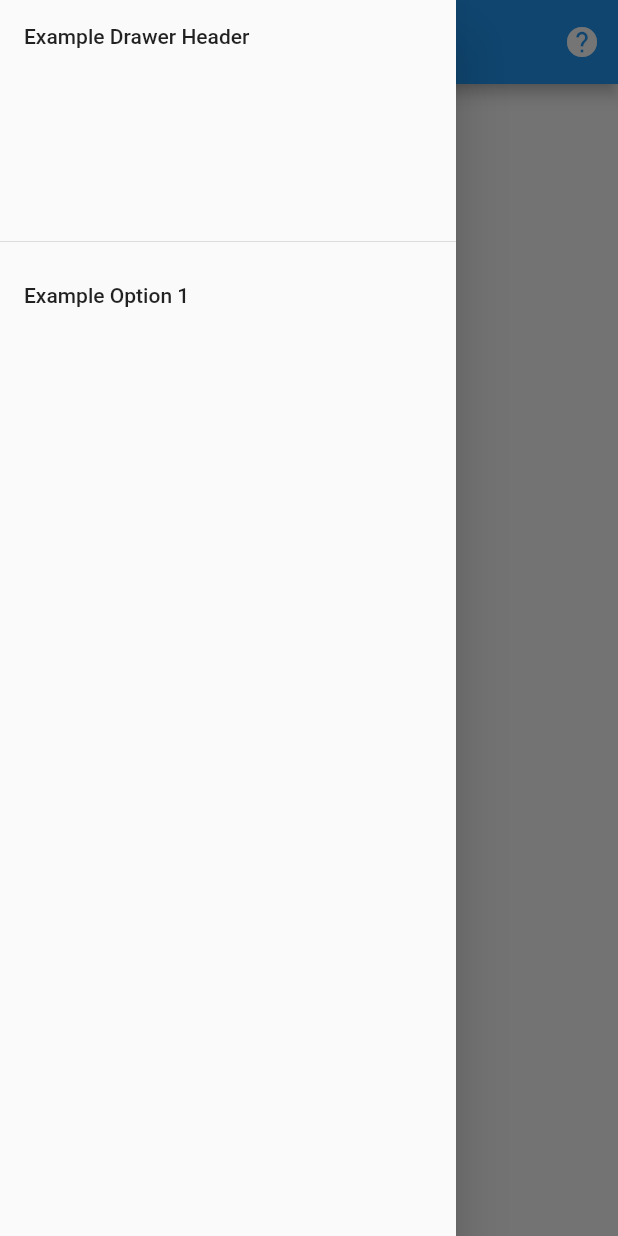
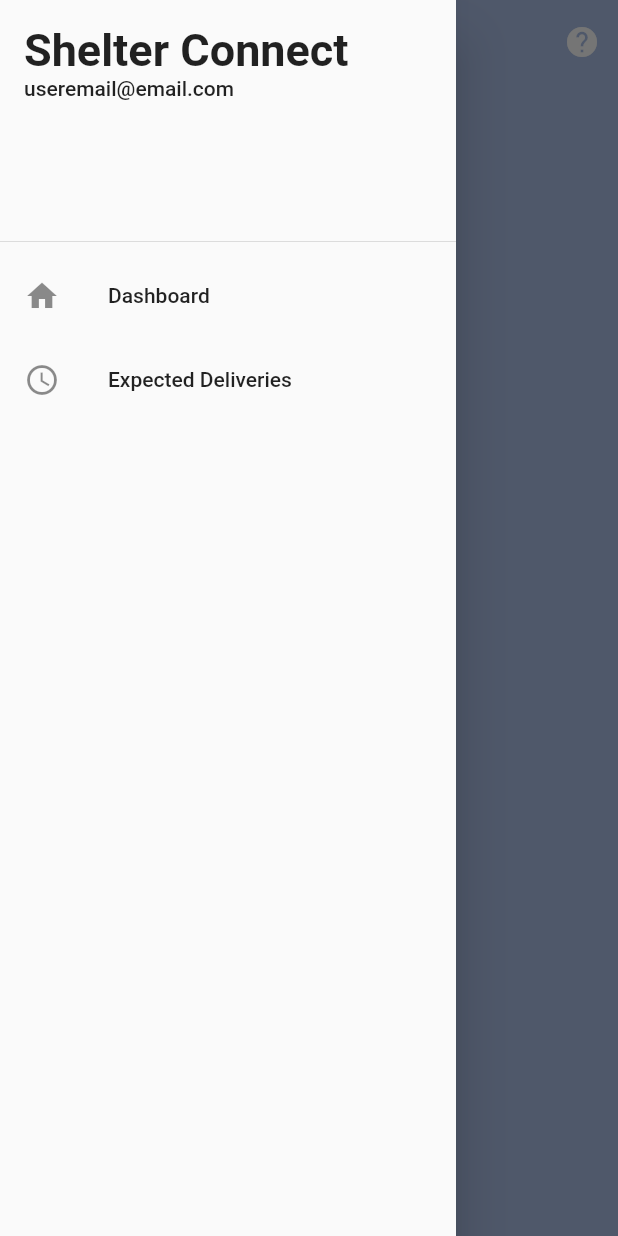
Before and after one commit to Shelter-Connect/phase1, a Flutter app: the screen it shows after launch, with the side drawer open, on a phone screen of 412 x 824 dp. Run offline on Flutter 3.47's test engine with Material 2 defaults, Android fonts, the light colour scheme and no system bars.

Commit message:
Create basic navigation system

```diff
--- a/lib/components/standard_layout.dart
+++ /dev/null
@@ -1,83 +0,0 @@
-import 'package:flutter/material.dart';
-
-class StandardLayout extends StatelessWidget {
-  final String title, drawerHeaderText;
-  final bool menu, help;
-
-  // TODO add more parameters for other things
-  StandardLayout({@required this.title, this.menu=true, this.help=true, this.drawerHeaderText='',});
-
-  @override
-  Widget build(BuildContext context) {
-    return Scaffold(
-      appBar: AppBar(
-        leading: Visibility(
-          child: Builder(
-            builder: (context) => IconButton(
-              icon: Icon(Icons.menu),
-              color: Colors.white,
-              onPressed: () {
-                Scaffold.of(context).openDrawer();
-              },
-            ),
-          ),
-          maintainSize: false,
-          visible: menu,
-        ),
-        title: Text(title),
-        actions: <Widget>[
-          Visibility(
-            child: IconButton(
-              icon: Icon(Icons.help),
-              color: Colors.white,
-              onPressed: () {
-                _helpModalBottomSheet(context);
-              },
-            ),
-            visible: help,
-          ),
-        ],
-      ),
-      // TODO: add body to Scaffold
-      drawer: Drawer(
-        child: ListView(
-          padding: EdgeInsets.zero,
-          children: <Widget>[
-            DrawerHeader(
-              child: Text(drawerHeaderText),
-            ),
-            ListTile( // TODO: add for loop functionality for more options
-              title: Text('Example Option 1'),
-              onTap: () {},
-            ),
-          ],
-        ),
-      ),
-    );
-  }
-
-  void _helpModalBottomSheet(BuildContext context) {
-    showModalBottomSheet(
-      shape: RoundedRectangleBorder(
-        borderRadius: BorderRadius.only(
-          topLeft: Radius.circular(40.0),
-          topRight: Radius.circular(40.0),
-        ),
-      ),
-      context: context,
-      builder: (BuildContext bc) {
-        return Container(
-          height: MediaQuery.of(context).size.height * 0.6,
-          child: Padding(
-            padding: EdgeInsets.all(25.0),
-            child: Column(
-              children: <Widget>[
-                Text('Example help text. Example help text. Example help text. Example help text. Example help text. Example help text. Example help text. Example help text. '),
-              ],
-            ),
-          ),
-        );
-      },
-    );
-  }
-}
--- a/lib/main.dart
+++ b/lib/main.dart
@@ -6,8 +6,8 @@ import 'pages/organization_confirmation_page.dart';
 import 'pages/organization_sign_up_extended_page.dart';
 import 'pages/organization_sign_up_page.dart';
 import 'pages/signup_page.dart';
-import 'pages/example.dart';
 import 'pages/volunteer_confirmation_page.dart';
+import 'pages/shelter_navigation_page.dart';
 import 'pages/volunteer_sign_up_page.dart';
 import 'pages/welcome_page.dart';
 
@@ -28,15 +28,14 @@ class MyApp extends StatelessWidget {
         '/': (_) => WelcomePage(),
         '/login': (_) => LoginPage(),
         '/volunteer_confirmation': (_) => VolunteerConfirmation(),
-        '/example': (_) => ExamplePage(),
-        '/volunteer_confirmation':(_) => VolunteerConfirmation(),
+        '/volunteer_navigation': (_) => OrganizationNavigationPage(),
         '/volunteer_sign_up': (_) => VolunteerSignUp(),
         '/organization_confirmation': (_) => OrganizationConfirmation(),
         '/organization_sign_up': (_) => OrganizationSignUp(),
         '/organization_sign_up_extended': (_) => OrganizationSignUpExtended(),
         '/signup': (_) => SignupPage(),
       },
-      initialRoute: '/example',
+      initialRoute: '/volunteer_navigation',
     );
   }
 }
--- a/lib/pages/example.dart
+++ /dev/null
@@ -1,20 +0,0 @@
-import 'package:flutter/material.dart';
-
-import '../components/standard_layout.dart';
-
-class ExamplePage extends StatefulWidget {
-  @override
-  _ExamplePageState createState() => _ExamplePageState();
-}
-
-class _ExamplePageState extends State<ExamplePage> {
-  @override
-  Widget build(BuildContext context) {
-    return StandardLayout(
-      title: 'Example Title',
-      menu: true,
-      help: true,
-      drawerHeaderText: 'Example Drawer Header',
-    );
-  }
-}
--- /dev/null
+++ b/lib/pages/navigation_tab.dart
@@ -0,0 +1,7 @@
+import 'package:flutter/material.dart';
+
+mixin NavigationTab on StatefulWidget {
+  String get title;
+  IconData get icon;
+  String get helpDescription;
+}
--- /dev/null
+++ b/lib/pages/organization_dashboard_page.dart
@@ -0,0 +1,26 @@
+import 'package:flutter/material.dart';
+
+import 'navigation_tab.dart';
+
+class OrganizationDashboardPage extends StatefulWidget with NavigationTab {
+  @override
+  _OrganizationDashboardPageState createState() => _OrganizationDashboardPageState();
+
+  @override
+  String get helpDescription => 'This is a help description for the organization dashboard.';
+
+  @override
+  // TODO: implement icon
+  IconData get icon => Icons.home;
+
+  @override
+  // TODO: implement title
+  String get title => 'Dashboard';
+}
+
+class _OrganizationDashboardPageState extends State<OrganizationDashboardPage> {
+  @override
+  Widget build(BuildContext context) {
+    return Container();
+  }
+}
--- /dev/null
+++ b/lib/pages/organization_expected_deliveries_page.dart
@@ -0,0 +1,26 @@
+import 'package:flutter/material.dart';
+
+import 'navigation_tab.dart';
+
+class OrganizationExpectedDeliveriesPage extends StatefulWidget with NavigationTab {
+  @override
+  _OrganizationExpectedDeliveriesPageState createState() => _OrganizationExpectedDeliveriesPageState();
+
+  @override
+  String get helpDescription => 'This is a help description for the organization expected deliveries page.';
+
+  @override
+  // TODO: implement icon
+  IconData get icon => Icons.access_time;
+
+  @override
+  // TODO: implement title
+  String get title => 'Expected Deliveries';
+}
+
+class _OrganizationExpectedDeliveriesPageState extends State<OrganizationExpectedDeliveriesPage> {
+  @override
+  Widget build(BuildContext context) {
+    return Container();
+  }
+}
--- /dev/null
+++ b/lib/pages/shelter_navigation_page.dart
@@ -0,0 +1,108 @@
+import 'package:flutter/material.dart';
+
+import 'organization_dashboard_page.dart';
+import 'organization_expected_deliveries_page.dart';
+import 'navigation_tab.dart';
+
+class OrganizationNavigationPage extends StatefulWidget {
+  @override
+  _OrganizationNavigationPageState createState() => _OrganizationNavigationPageState();
+}
+
+class _OrganizationNavigationPageState extends State<OrganizationNavigationPage> {
+  int _selectedIndex = 0;
+  final List<NavigationTab> _pages = [
+    OrganizationDashboardPage(),
+    OrganizationExpectedDeliveriesPage(),
+  ];
+
+  @override
+  Widget build(BuildContext context) {
+    return Scaffold(
+      backgroundColor: Color(0xffacc0e6),
+      appBar: AppBar(
+        title: Text(_pages[_selectedIndex].title),
+        backgroundColor: Color(0xffacc0e6),
+        elevation: 0.0,
+        leading: Builder(
+          builder: (context) => IconButton(
+            icon: Icon(Icons.menu),
+            color: Colors.white,
+            onPressed: () {
+              Scaffold.of(context).openDrawer();
+            },
+          ),
+        ),
+        actions: <Widget>[
+          Visibility(
+            child: IconButton(
+              icon: Icon(Icons.help),
+              color: Colors.white,
+              onPressed: () {
+                _helpModalBottomSheet(context);
+              },
+            ),
+          ),
+        ],
+      ),
+      drawer: Drawer(
+        child: ListView(
+          padding: EdgeInsets.zero,
+          children: <Widget>[
+            DrawerHeader(
+              child: Column(
+                crossAxisAlignment: CrossAxisAlignment.start,
+                children: [
+                  Text(
+                    'Shelter Connect',
+                    style: TextStyle(
+                      fontSize: 30.0,
+                      fontWeight: FontWeight.bold,
+                    ),
+                  ),
+                  Text('useremail@email.com'),
+                ],
+              ),
+            ),
+            ..._pages.asMap().map((index, tab) => MapEntry(index, ListTile(
+                title: Text(tab.title),
+                leading: Icon(tab.icon),
+                onTap: () {
+                  setState(() {
+                    _selectedIndex = index;
+                  });
+                  Navigator.pop(context);
+                }
+            ))).values.toList(),
+          ],
+        ),
+      ),
+      body: _pages[_selectedIndex],
+    );
+  }
+
+  void _helpModalBottomSheet(BuildContext context) {
+    showModalBottomSheet(
+      shape: RoundedRectangleBorder(
+        borderRadius: BorderRadius.only(
+          topLeft: Radius.circular(40.0),
+          topRight: Radius.circular(40.0),
+        ),
+      ),
+      context: context,
+      builder: (BuildContext bc) {
+        return Container(
+          height: MediaQuery.of(context).size.height * 0.6,
+          child: Padding(
+            padding: EdgeInsets.all(25.0),
+            child: Column(
+              children: <Widget>[
+                Text(_pages[_selectedIndex].helpDescription),
+              ],
+            ),
+          ),
+        );
+      },
+    );
+  }
+}
```
Also changed, not shown: pubspec.lock.
